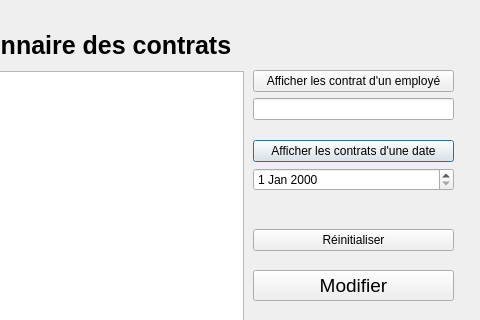
First picture: the form in UI/MenuContratEmploye.ui, repository LePerron/Application-gestion-employes-projet-session-2023, before the edit; both pictures show x 97 to 577 and y 0 to 320 of the 577 by 429 pixel window.
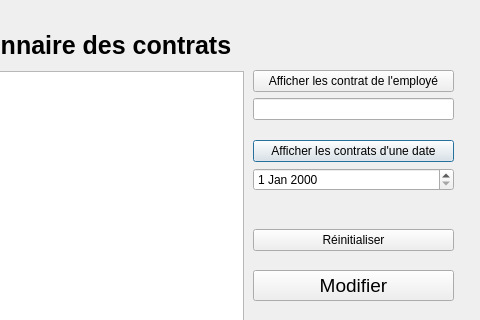
Second picture: the form after the edit.

The edit to the form file:
```diff
--- a/UI/MenuContratEmploye.ui
+++ b/UI/MenuContratEmploye.ui
@@ -92,7 +92,7 @@
     <item>
      <widget class="QPushButton" name="pushButtonAfficherContratSelonEmploye">
       <property name="text">
-       <string>Afficher les contrat d'un employé</string>
+       <string>Afficher les contrat de l'employé</string>
       </property>
      </widget>
     </item>
```
